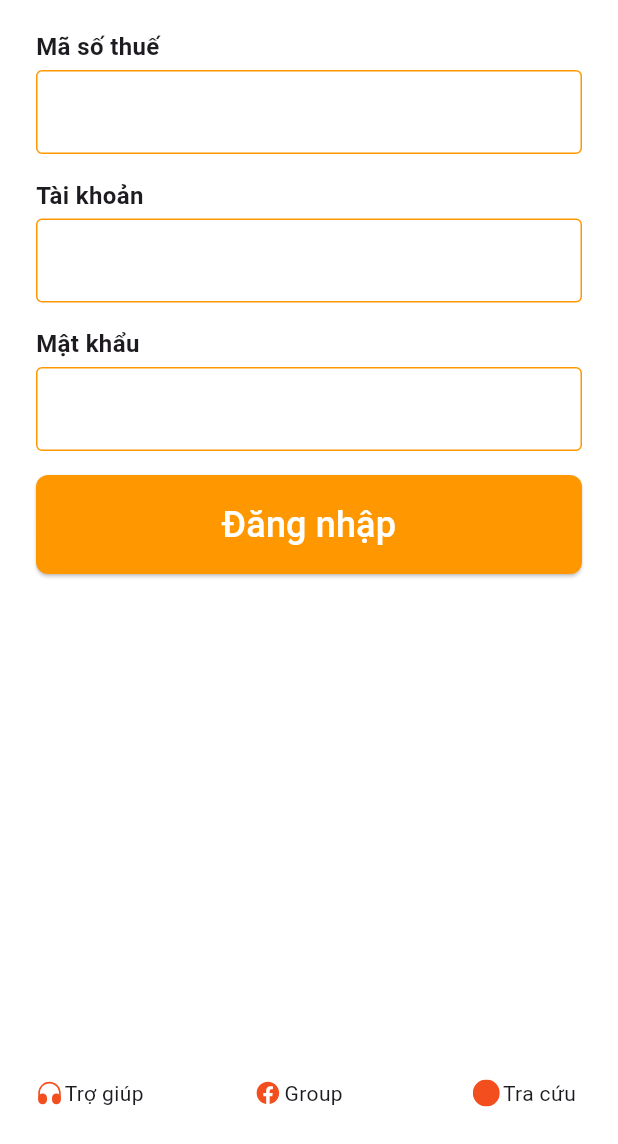
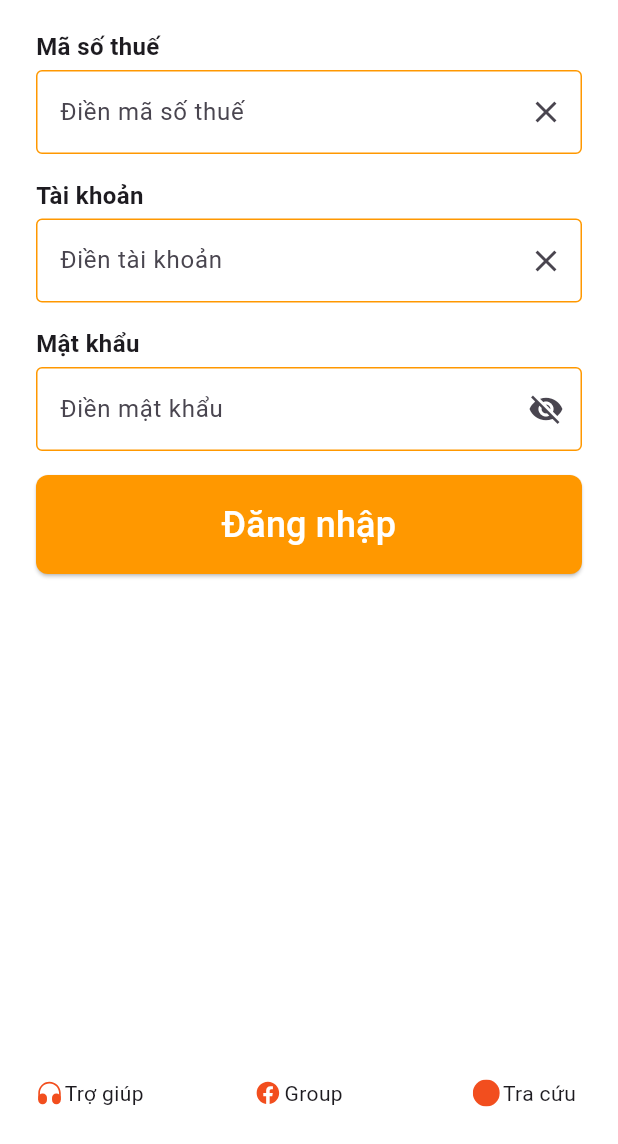
Before and after one commit to trung1qaz/sds_mobile_training_part_1, a Flutter app: the screen it shows after launch, on a phone screen of 412 x 824 dp, the part 92-1236 px from its top. Run offline on Flutter 3.47's test engine with Material 3 defaults, Android fonts, the phone set to English and light mode, and no system bars; our stand-ins replace flutter_svg.

Commit message:
send help

```diff
--- a/lib/pages/login_screen.dart
+++ b/lib/pages/login_screen.dart
@@ -1,5 +1,5 @@
 import 'package:flutter/material.dart';
-import 'package:flutter_svg/svg.dart';
+import 'package:flutter_svg/flutter_svg.dart';
 import 'home_screen.dart';
 
 class LoginScreen extends StatefulWidget {
@@ -9,10 +9,6 @@ class LoginScreen extends StatefulWidget {
   State<LoginScreen> createState() => _LoginScreenState();
 }
 
-// extension on int {
-//   trim() {}
-// }
-
 class _LoginScreenState extends State<LoginScreen> {
   final taxCtrl = TextEditingController();
   final userCtrl = TextEditingController();
@@ -20,13 +16,14 @@ class _LoginScreenState extends State<LoginScreen> {
 
   final _formKey = GlobalKey<FormState>();
   AutovalidateMode _autovalidateMode = AutovalidateMode.disabled;
+  bool _obscurePassword = true;
 
   void login() {
     if (_formKey.currentState!.validate()) {
       final valid =
           taxCtrl.text == "1111111111" &&
-          userCtrl.text == "demo" &&
-          passCtrl.text == "123456";
+              userCtrl.text == "demo" &&
+              passCtrl.text == "123456";
 
       if (valid) {
         Navigator.push(
@@ -48,9 +45,10 @@ class _LoginScreenState extends State<LoginScreen> {
     required String label,
     required TextEditingController ctrl,
     required String? Function(String?) validator,
+    required String hintText,
+    required Widget? suffixIcon,
     bool obscure = false,
     TextInputType type = TextInputType.text,
-    required String hintText,
   }) {
     return Column(
       crossAxisAlignment: CrossAxisAlignment.start,
@@ -66,12 +64,14 @@ class _LoginScreenState extends State<LoginScreen> {
           keyboardType: type,
           validator: validator,
           decoration: InputDecoration(
+            hintText: hintText,
             enabledBorder: OutlineInputBorder(
               borderSide: BorderSide(color: Colors.orange),
             ),
             focusedBorder: OutlineInputBorder(
               borderSide: BorderSide(color: Colors.orangeAccent),
             ),
+            suffixIcon: suffixIcon,
           ),
         ),
         const SizedBox(height: 16),
@@ -101,18 +101,26 @@ class _LoginScreenState extends State<LoginScreen> {
             children: [
               SvgPicture.asset('assets/icon/logo.svg'),
               const SizedBox(height: 20),
+
+              // Tax Code Input
               input(
                 label: "Mã số thuế",
                 ctrl: taxCtrl,
                 type: TextInputType.number,
                 hintText: 'Điền mã số thuế',
                 validator: (value) {
-                  if (value == null || value.trim().length!= 10) {
+                  if (value == null || value.trim().length != 10) {
                     return "Mã số thuế phải có 10 chữ số";
                   }
                   return null;
                 },
+                suffixIcon: IconButton(
+                  onPressed: () => taxCtrl.clear(),
+                  icon: Icon(Icons.clear),
+                ),
               ),
+
+              // Username Input
               input(
                 label: "Tài khoản",
                 ctrl: userCtrl,
@@ -123,11 +131,17 @@ class _LoginScreenState extends State<LoginScreen> {
                   }
                   return null;
                 },
+                suffixIcon: IconButton(
+                  onPressed: () => userCtrl.clear(),
+                  icon: Icon(Icons.clear),
+                ),
               ),
+
+              // Password Input
               input(
                 label: "Mật khẩu",
                 ctrl: passCtrl,
-                obscure: true,
+                obscure: _obscurePassword,
                 hintText: 'Điền mật khẩu',
                 validator: (value) {
                   if (value == null ||
@@ -137,7 +151,18 @@ class _LoginScreenState extends State<LoginScreen> {
                   }
                   return null;
                 },
+                suffixIcon: IconButton(
+                  onPressed: () {
+                    setState(() {
+                      _obscurePassword = !_obscurePassword;
+                    });
+                  },
+                  icon: Icon(
+                    _obscurePassword ? Icons.visibility_off : Icons.visibility,
+                  ),
+                ),
               ),
+
               SizedBox(
                 width: double.infinity,
                 child: ElevatedButton(
@@ -155,16 +180,16 @@ class _LoginScreenState extends State<LoginScreen> {
                   ),
                 ),
               ),
+
               Spacer(),
+
+              // Bottom Help Row
               Row(
                 children: <Widget>[
                   Expanded(
                     child: Row(
                       children: <Widget>[
-                        SvgPicture.asset(
-                          'assets/icon/headphone.svg',
-                          width: 18,
-                        ),
+                        SvgPicture.asset('assets/icon/headphone.svg', width: 18),
                         SizedBox(width: 1),
                         Text('Trợ giúp'),
                       ],
@@ -174,10 +199,7 @@ class _LoginScreenState extends State<LoginScreen> {
                   Expanded(
                     child: Row(
                       children: <Widget>[
-                        SvgPicture.asset(
-                          'assets/icon/social_link.svg',
-                          width: 18,
-                        ),
+                        SvgPicture.asset('assets/icon/social_link.svg', width: 18),
                         SizedBox(width: 2),
                         Text('Group'),
                       ],
```
